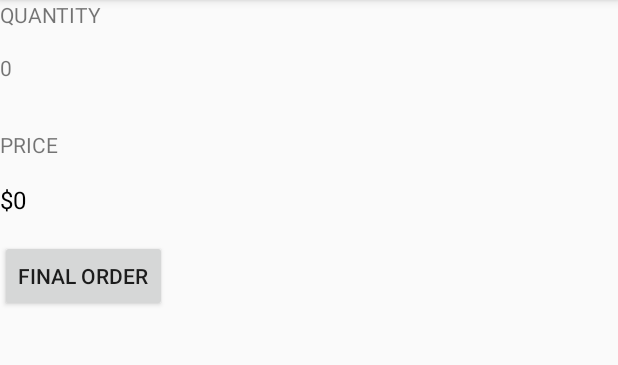
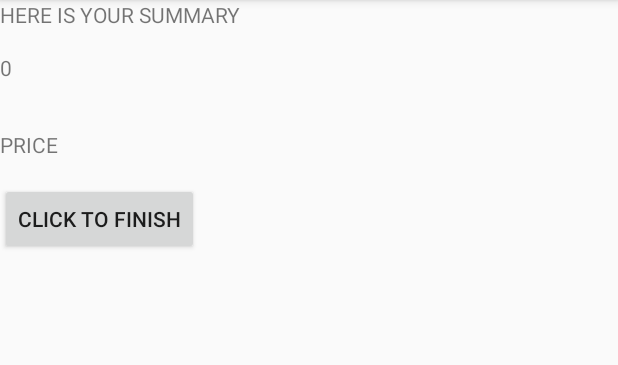
Before and after one commit to rala8730/Android-Inventory, an Android app: the Display screen opened directly, with no data from a screen before it, on a phone screen of 412 x 824 dp, the part 84-449 px from its top. Run offline under Robolectric (Android 15) with nearby library versions, the phone set to English and light mode, and no system bars.

```diff
--- a/app/build.gradle
+++ b/app/build.gradle
@@ -2,7 +2,7 @@ apply plugin: 'com.android.application'
 
 android {
     compileSdkVersion 24
-    buildToolsVersion '25.0.0'
+    buildToolsVersion '27.0.3'
 
     defaultConfig {
         applicationId "com.example.android.test1"
--- a/app/src/main/java/com/example/android/test1/Display.java
+++ b/app/src/main/java/com/example/android/test1/Display.java
@@ -22,16 +22,12 @@ public class Display extends AppCompatActivity {
         int totalItems = getIntent().getIntExtra(MainActivity.TOTAL_ITEMS, 0);
         TextView view = (TextView) findViewById(R.id.quantity_value);
         view.setText(String.valueOf(totalItems));
+        int totalprice=getIntent().getIntExtra(MainActivity.TOTAL_Price,0);
 
 
     }
     public void finalorder(View v){
 
-    }/*
-    public void total(View view)
-    {
-        String PriceMessage = "\r\nTotal number of item = " + (lattequantity + mochaquantity + crappuccinoquantity) + "\r\nLatte = " + lattequantity + "\r\nCrappuccino = " + crappuccinoquantity + "\r\nMocha = " + mochaquantity + "\r\nTotal price = $" + ((tax) + ((lattequantity + mochaquantity + crappuccinoquantity) * (price))) + "\r\n\r\nThank you for shopping today ^__^" + "\r\n\t\nHave a nice Day";
-        displayMessage(PriceMessage);
-    }*/
+    }
 
 }
--- a/app/src/main/java/com/example/android/test1/Main2Activity.java
+++ b/app/src/main/java/com/example/android/test1/Main2Activity.java
@@ -16,6 +16,7 @@ public class Main2Activity extends AppCompatActivity {
         setContentView(R.layout.activity_main2);
 
         int totalItems = getIntent().getIntExtra(MainActivity.TOTAL_ITEMS, 0);
+        int totalprice=getIntent().getIntExtra(MainActivity.TOTAL_Price,0);
 
     }
     public void back(View view)
--- a/app/src/main/res/layout/display.xml
+++ b/app/src/main/res/layout/display.xml
@@ -8,7 +8,7 @@
         android:layout_width="wrap_content"
         android:layout_height="wrap_content"
         android:layout_marginBottom="16dp"
-        android:text="Quantity"
+        android:text="here is your summary"
         android:textAllCaps="true" />
 
     <TextView
@@ -26,20 +26,11 @@
         android:text="price"
         android:textAllCaps="true" />
 
-    <TextView
-        android:id="@+id/price_text_view"
-        android:layout_width="wrap_content"
-        android:layout_height="wrap_content"
-        android:layout_marginBottom="16dp"
-        android:text="$0"
-        android:textColor="@android:color/black"
-        android:textSize="16sp" />
-
     <Button
         android:layout_width="wrap_content"
         android:layout_height="wrap_content"
         android:layout_marginBottom="16dp"
         android:onClick="finalorder"
-        android:text="final order"
+        android:text="click to finish"
         android:textAllCaps="true" />
 </LinearLayout>
--- a/build.gradle
+++ b/build.gradle
@@ -3,9 +3,10 @@
 buildscript {
     repositories {
         jcenter()
+        google()
     }
     dependencies {
-        classpath 'com.android.tools.build:gradle:2.3.0'
+        classpath 'com.android.tools.build:gradle:3.1.3'
 
         // NOTE: Do not place your application dependencies here; they belong
         // in the individual module build.gradle files
```
Also changed, not shown: app/src/main/java/com/example/android/test1/MainActivity.java (+5 -3 lines), gradle/wrapper/gradle-wrapper.properties.
